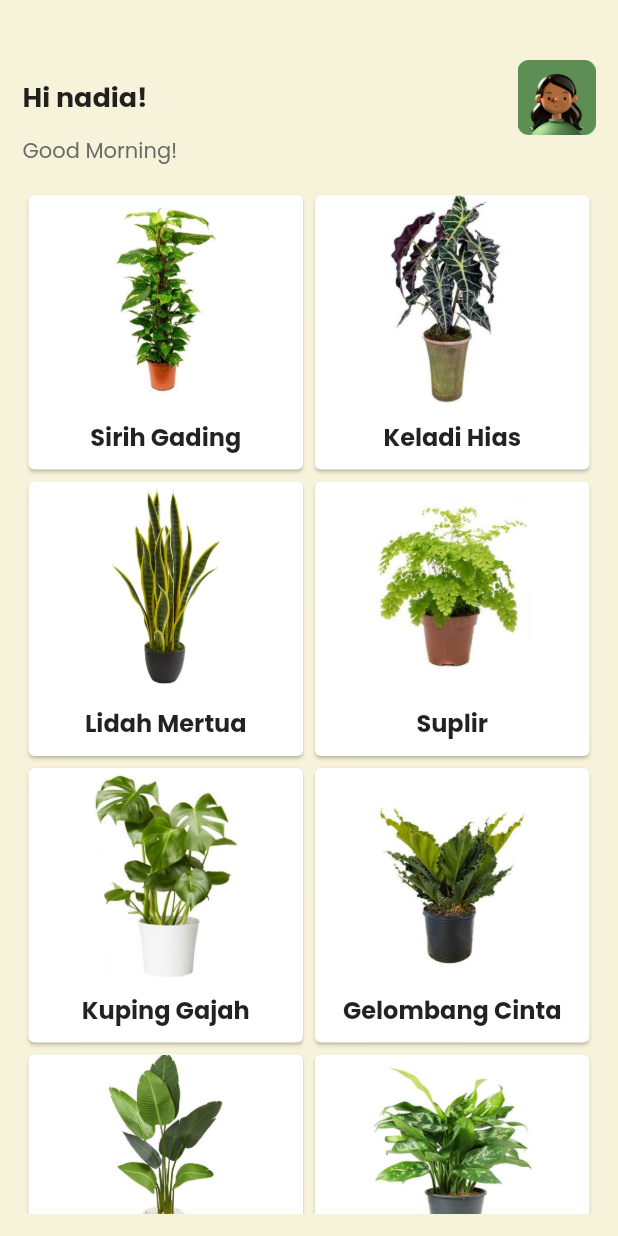
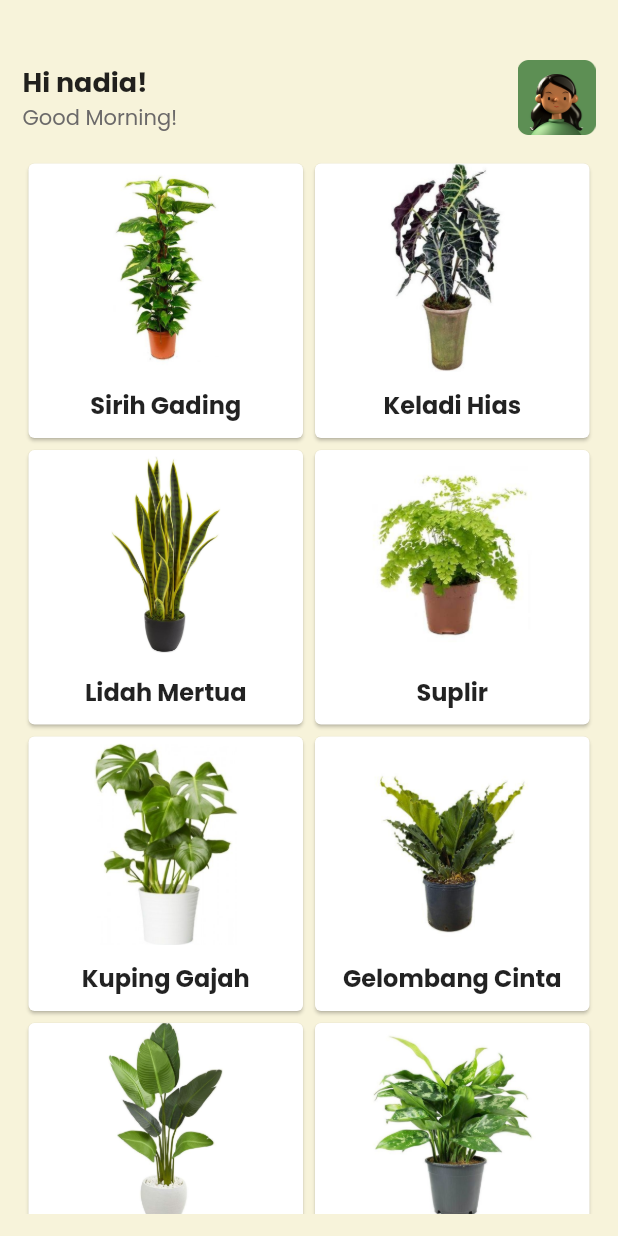
Before and after one commit to nadialvy/nanam, a Flutter app: the screen it shows after launch, on a phone screen of 412 x 824 dp. Run offline on Flutter 3.47's test engine with Material 2 defaults, Android fonts, the light colour scheme and no system bars; our stand-ins replace anim_search_bar, drop_shadow_image, fluttertoast, font_awesome_flutter.

Commit message:
Fix profile picture with greet user

```diff
--- a/lib/dashboard.dart
+++ b/lib/dashboard.dart
@@ -19,7 +19,11 @@ class Dashboard extends StatelessWidget {
           crossAxisAlignment: CrossAxisAlignment.start,
           children:[
             Row(
+              crossAxisAlignment: CrossAxisAlignment.center,
               mainAxisAlignment: MainAxisAlignment.spaceBetween,
+              children: [
+                Column(
+                  crossAxisAlignment: CrossAxisAlignment.start,
                   children: [
                     Text(
                       'Hi $name!',
@@ -28,12 +32,6 @@ class Dashboard extends StatelessWidget {
                         fontWeight: FontWeight.w600,
                       ),
                     ),
-                Image.asset(
-                  'images/profpict.png',
-                  height: 50,
-                ),
-              ]
-            ),
                     const Text(
                       'Good Morning!',
                       style: TextStyle(
@@ -41,6 +39,14 @@ class Dashboard extends StatelessWidget {
                         color: Color.fromARGB(255, 107, 105, 105),
                         fontWeight: FontWeight.w300
                       ),
+                    ),
+                  ],
+                ),
+                Image.asset(
+                  'images/profpict.png',
+                  height: 50,
+                ),
+              ],
             ),
             const SizedBox(height: 15),
             Expanded(
```
Lines whose indentation alone changed are shown as unchanged.
